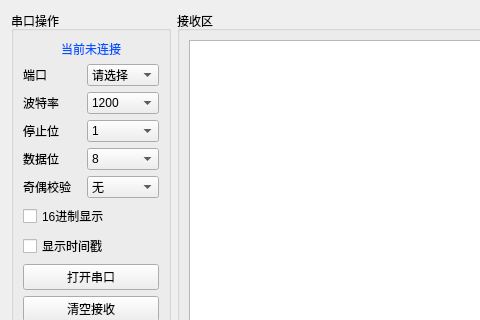
Qt form QTosciloscope/widget.ui (BLKDASH/QtShowWave) before a commit; both pictures show x 0 to 480 and y 0 to 320 of the 640 by 560 pixel window.
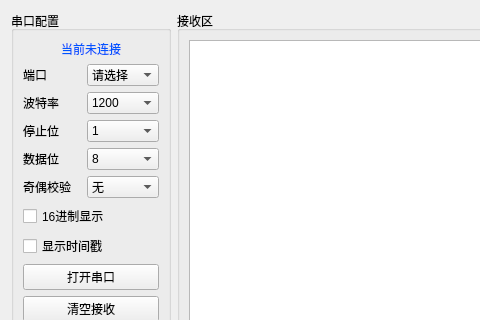
The same form after that commit. Icons and pictures are not drawn. Custom widgets are drawn as their Qt base class.

Diff of the .ui file:
```diff
--- a/QTosciloscope/widget.ui
+++ b/QTosciloscope/widget.ui
@@ -40,7 +40,7 @@
           </size>
          </property>
          <property name="title">
-          <string>串口操作</string>
+          <string>串口配置</string>
          </property>
          <layout class="QVBoxLayout" name="verticalLayout_5">
           <item>
```
